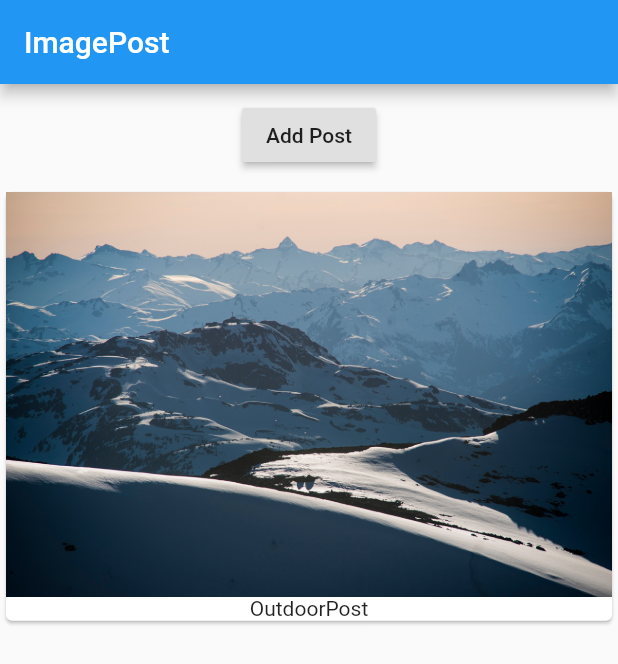
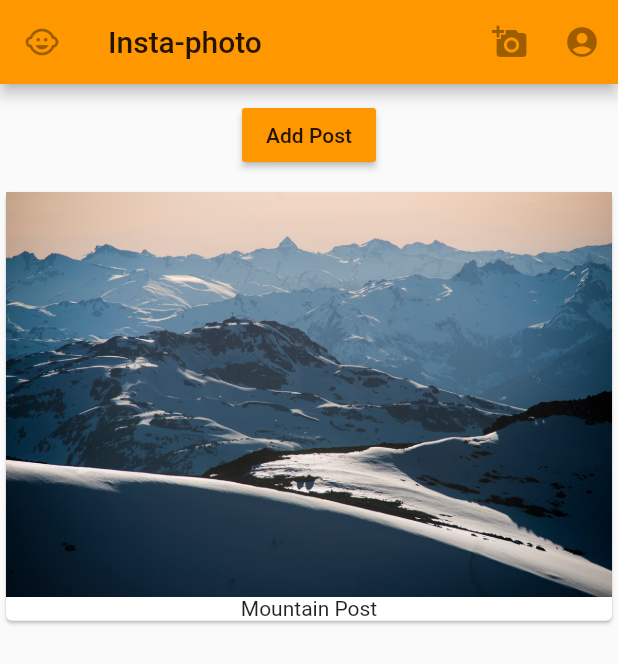
Before and after one commit to kziechmann/Flutter_UMF, a Flutter app: the screen it shows after launch, on a phone screen of 412 x 824 dp. Shown: the top 664 px of the screen. Run offline on Flutter 3.47's test engine with Material 2 defaults, Android fonts, the phone set to English and light mode, and no system bars.

Commit message:
made changes to theme including colors and icons on app bar.

```diff
--- a/lib/main.dart
+++ b/lib/main.dart
@@ -8,10 +8,29 @@ class MyApp extends StatelessWidget {
   @override
   Widget build(BuildContext context) {
     return MaterialApp(
+      theme: ThemeData(
+        brightness: Brightness.light,
+        primarySwatch: Colors.orange,
+        accentColor: Colors.orange,
+
+      ),
       home: Scaffold(
         appBar: AppBar(
-          title: Text('ImagePost'),
-        ),
+        leading :IconButton(
+            icon: Icon(Icons.child_care),
+          ),
+        title: Text('Insta-photo'),
+        actions: <Widget>[
+          IconButton(
+            icon: Icon(Icons.add_a_photo),
+            tooltip: 'Take a Photo',
+          ),
+          IconButton(
+            icon: Icon(Icons.account_circle),
+            tooltip: 'View Profile',
+          ),
+        ],
+      ),
         body: PostManager(),
       ),
     );
--- a/lib/post_manager.dart
+++ b/lib/post_manager.dart
@@ -3,6 +3,13 @@ import 'package:flutter/material.dart';
 import './posts.dart';
 
 class PostManager extends StatefulWidget {
+  final String startingPost;
+
+  PostManager({this.startingPost = 'Mountain Post'}){
+
+  }
+
+
   @override
   State<StatefulWidget> createState() {
     // TODO: implement createState
@@ -11,13 +18,23 @@ class PostManager extends StatefulWidget {
 }
 
 class _PostManagerState extends State<PostManager> {
-  List<String> _posts = ['OutdoorPost'];
+  List<String> _posts = [];
+
+  @override
+  void initState(){
+    _posts.add(widget.startingPost);
+    super.initState();
+  }
+
 
   @override
   Widget build(BuildContext context) {
-    return Column(children: [Container(
+    return Column(
+      children: [
+        Container(
           margin: EdgeInsets.all(10.0),
           child: RaisedButton(
+            color: Theme.of(context).primaryColor,
             onPressed: () {
               setState(() {
                 _posts.add('MountainPost');
@@ -27,6 +44,7 @@ class _PostManagerState extends State<PostManager> {
           ),
         ),
         Posts(_posts)
-    ],);
+      ],
+    );
   }
 }
--- a/lib/posts.dart
+++ b/lib/posts.dart
@@ -3,7 +3,11 @@ import 'package:flutter/material.dart';
 class Posts extends StatelessWidget {
   final List<String> posts;
 
-  Posts(this.posts);
+
+
+  Posts(this.posts){
+
+  }
 
   @override
   Widget build(BuildContext context) {
```
Lines whose indentation alone changed are shown as unchanged.
